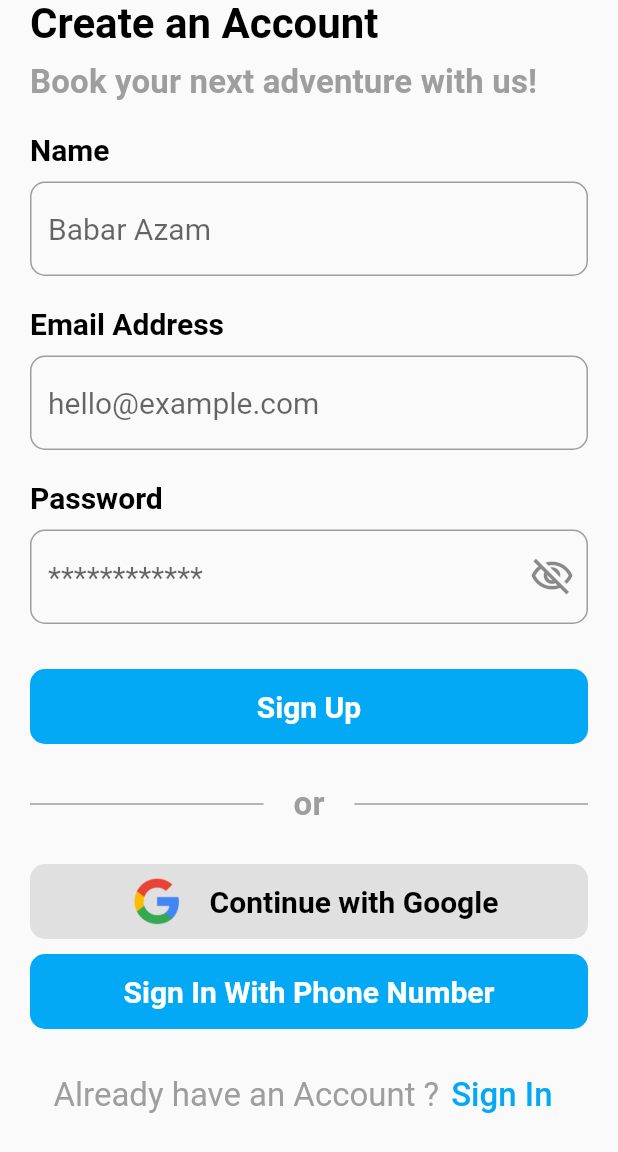
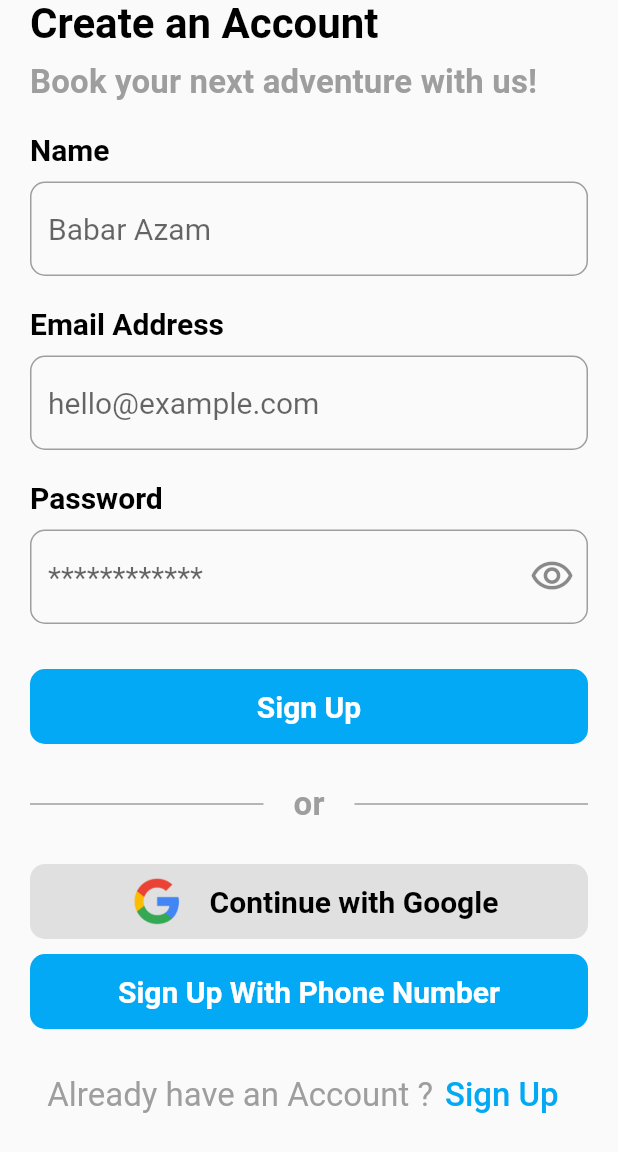
Before and after one commit to FahadMehboob/aviation_project, a Flutter app: the screen it shows after launch, scrolled down 71 dp, on a phone screen of 412 x 824 dp. Shown: the top 1152 px of the screen. Run offline on Flutter 3.47's test engine with Material 2 defaults, Android fonts, the phone set to English and light mode, and no system bars.

Commit message:
sign in ui

```diff
--- a/lib/ui/auth/signup_screen.dart
+++ b/lib/ui/auth/signup_screen.dart
@@ -1,3 +1,4 @@
+import 'package:aviation_project/ui/auth/login_screen.dart';
 import 'package:aviation_project/widgets/circular_button.dart';
 import 'package:aviation_project/widgets/reusable_text.dart';
 import 'package:flutter/material.dart';
@@ -27,13 +28,8 @@ class _SignUpScreenState extends State<SignUpScreen> {
             crossAxisAlignment: CrossAxisAlignment.start,
             children: [
               const ReusableTitle(title: "Create an Account"),
-              Padding(
-                padding: const EdgeInsets.only(top: 10),
-                child: Text(
-                  "Book your next adventure with us!",
-                  style: Theme.of(context).textTheme.titleSmall,
-                ),
-              ),
+              const ReusableSubTitle(
+                  subTitle: "Book your next adventure with us!"),
               const ReusableLabel(labelText: "Name"),
               TextFormField(
                 keyboardType: TextInputType.name,
@@ -101,11 +97,11 @@ class _SignUpScreenState extends State<SignUpScreen> {
                     },
                     child: isVisible
                         ? const Icon(
-                            Icons.visibility_outlined,
+                            Icons.visibility_off_outlined,
                             size: 30,
                           )
                         : const Icon(
-                            Icons.visibility_off_outlined,
+                            Icons.visibility_outlined,
                             size: 30,
                           ),
                   ),
@@ -144,11 +140,19 @@ class _SignUpScreenState extends State<SignUpScreen> {
               const SizedBox(
                 height: 10,
               ),
-              const CircularButton(btnText: "Sign In With Phone Number"),
+              const CircularButton(btnText: "Sign Up With Phone Number"),
               const SizedBox(
                 height: 20,
               ),
-              const ReusableRow(
+              ReusableRow(
+                textBtnTitle: "Sign Up",
+                onTap: () {
+                  Navigator.push(
+                      context,
+                      MaterialPageRoute(
+                        builder: (context) => const LoginScreen(),
+                      ));
+                },
                 textTitle: "Already have an Account ?",
               ),
             ],
--- a/lib/widgets/reusable_row.dart
+++ b/lib/widgets/reusable_row.dart
@@ -1,8 +1,13 @@
 import 'package:flutter/material.dart';
 
 class ReusableRow extends StatelessWidget {
-  final String textTitle;
-  const ReusableRow({super.key, required this.textTitle});
+  final VoidCallback onTap;
+  final String textTitle, textBtnTitle;
+  const ReusableRow(
+      {super.key,
+      required this.textTitle,
+      required this.onTap,
+      required this.textBtnTitle});
 
   @override
   Widget build(BuildContext context) {
@@ -15,10 +20,10 @@ class ReusableRow extends StatelessWidget {
           style: Theme.of(context).textTheme.titleMedium,
         ),
         TextButton(
-          onPressed: () {},
-          child: const Text(
-            "Sign In",
-            style: TextStyle(fontSize: 22),
+          onPressed: onTap,
+          child: Text(
+            textBtnTitle,
+            style: const TextStyle(fontSize: 22),
           ),
         )
       ],
```
Also changed, not shown: lib/ui/auth/login_screen.dart (+155 -0 lines).
